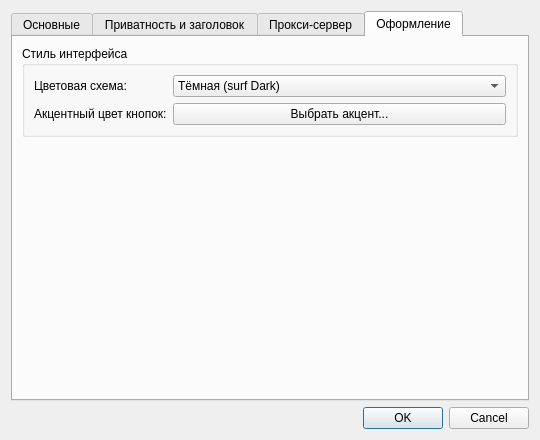
Qt form ui/settings.ui (ospab/surf) before a commit.
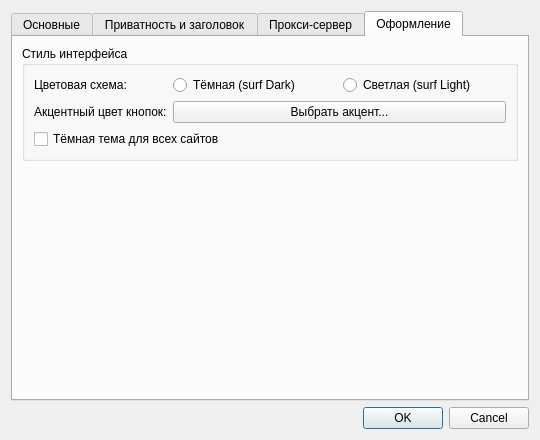
The same form after that commit. The open tabs and pages were chosen to show the change.

Diff of the .ui file:
```diff
--- a/ui/settings.ui
+++ b/ui/settings.ui
@@ -405,18 +405,22 @@
            </widget>
           </item>
           <item row="0" column="1">
-           <widget class="QComboBox" name="themeCombo">
+           <layout class="QHBoxLayout" name="themeRadioLayout">
             <item>
+             <widget class="QRadioButton" name="themeDarkRadio">
              <property name="text">
               <string>Тёмная (surf Dark)</string>
              </property>
+             </widget>
             </item>
             <item>
+             <widget class="QRadioButton" name="themeLightRadio">
              <property name="text">
               <string>Светлая (surf Light)</string>
              </property>
-            </item>
-           </widget>
+             </widget>
+            </item>
+           </layout>
           </item>
           <item row="1" column="0">
            <widget class="QLabel" name="colorLabel">
@@ -432,6 +436,13 @@
             </property>
            </widget>
           </item>
+          <item row="2" column="0" colspan="2">
+           <widget class="QCheckBox" name="forceDarkSitesCheck">
+            <property name="text">
+             <string>Тёмная тема для всех сайтов</string>
+            </property>
+           </widget>
+          </item>
          </layout>
         </widget>
        </item>
```
Lines whose indentation alone changed are shown as unchanged.
